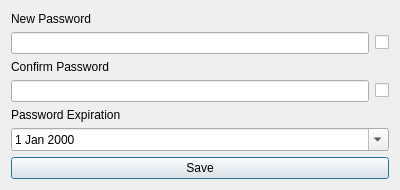
First picture: the form in designs/xml/update_password.ui, repository daniel-deru/WorkMate-3.0, before the edit.
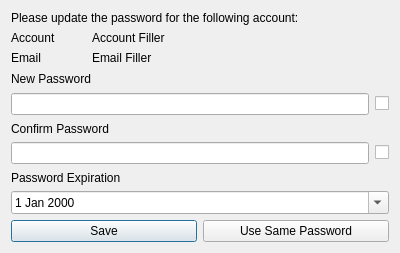
Second picture: the form after the edit.

Commit message: added update password worker and thread

```diff
--- a/designs/xml/update_password.ui
+++ b/designs/xml/update_password.ui
@@ -7,13 +7,72 @@
     <x>0</x>
     <y>0</y>
     <width>400</width>
-    <height>190</height>
+    <height>253</height>
    </rect>
   </property>
   <property name="windowTitle">
    <string>Update Password</string>
   </property>
   <layout class="QVBoxLayout" name="verticalLayout_3">
+   <item>
+    <layout class="QVBoxLayout" name="verticalLayout_5">
+     <item>
+      <widget class="QLabel" name="lbl_desc">
+       <property name="text">
+        <string>Please update the password for the following account:</string>
+       </property>
+      </widget>
+     </item>
+     <item>
+      <layout class="QHBoxLayout" name="horizontalLayout_6">
+       <item>
+        <widget class="QLabel" name="lbl_account">
+         <property name="maximumSize">
+          <size>
+           <width>75</width>
+           <height>16777215</height>
+          </size>
+         </property>
+         <property name="text">
+          <string>Account</string>
+         </property>
+        </widget>
+       </item>
+       <item>
+        <widget class="QLabel" name="lbl_account_display">
+         <property name="text">
+          <string>Account Filler</string>
+         </property>
+        </widget>
+       </item>
+      </layout>
+     </item>
+     <item>
+      <layout class="QHBoxLayout" name="horizontalLayout_5">
+       <item>
+        <widget class="QLabel" name="lbl_email">
+         <property name="maximumSize">
+          <size>
+           <width>75</width>
+           <height>16777215</height>
+          </size>
+         </property>
+         <property name="text">
+          <string>Email</string>
+         </property>
+        </widget>
+       </item>
+       <item>
+        <widget class="QLabel" name="lbl_email_display">
+         <property name="text">
+          <string>Email Filler</string>
+         </property>
+        </widget>
+       </item>
+      </layout>
+     </item>
+    </layout>
+   </item>
    <item>
     <layout class="QVBoxLayout" name="verticalLayout">
      <item>
@@ -95,6 +154,13 @@
        </property>
       </widget>
      </item>
+     <item>
+      <widget class="QPushButton" name="btn_same">
+       <property name="text">
+        <string>Use Same Password</string>
+       </property>
+      </widget>
+     </item>
     </layout>
    </item>
   </layout>
```
The commit also changes 5 other files.
